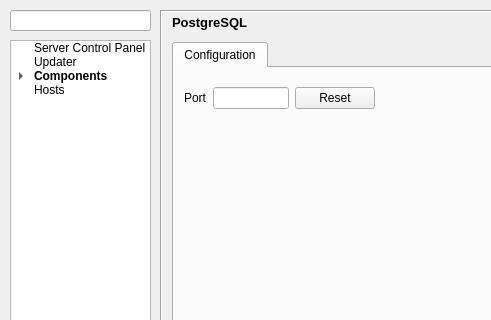
Old version of the form src/config/configurationdialog.ui in the repository WPN-XM/server-control-panel; both pictures show x 0 to 491 and y 0 to 320 of the 701 by 450 pixel window.
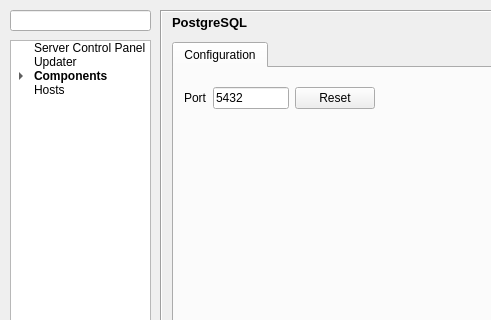
New version of the form. The open tabs and pages were chosen to show the change. Icons and pictures are not drawn.

Commit message: fixes for "php version selection" logic disable zend_extension xdebug in php extension enable/disable dialog for now, it needs special handling

The edit to the form file:
```diff
--- a/src/config/configurationdialog.ui
+++ b/src/config/configurationdialog.ui
@@ -2063,7 +2063,11 @@
        </property>
        <layout class="QGridLayout" name="gridLayout_14">
         <item row="0" column="1">
-         <widget class="QLineEdit" name="lineEdit_postgresql_port"/>
+         <widget class="QLineEdit" name="lineEdit_postgresql_port">
+          <property name="text">
+           <string>5432</string>
+          </property>
+         </widget>
         </item>
         <item row="0" column="0">
          <widget class="QLabel" name="label_postgresql_port">
```
Left out of the diff: 2 changed lines with no effect on the pictures. The commit also changes 7 other files.
